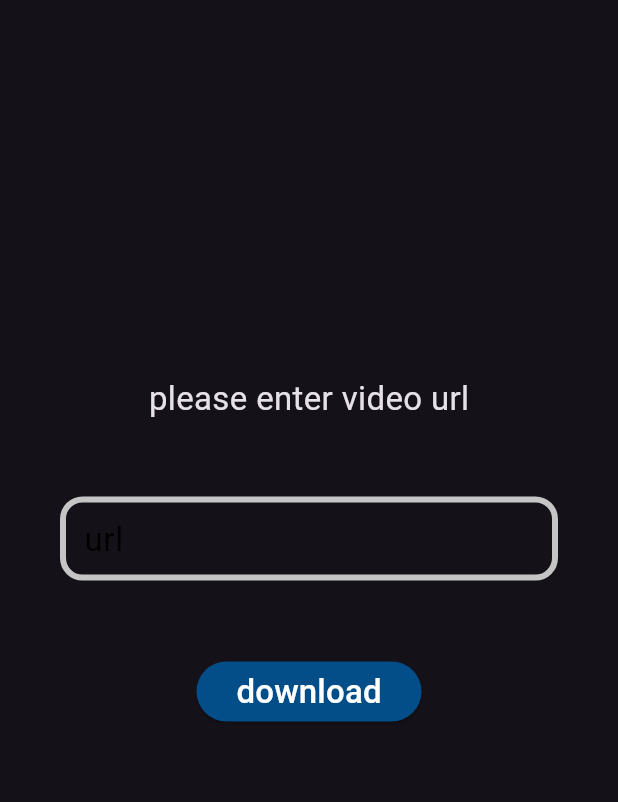
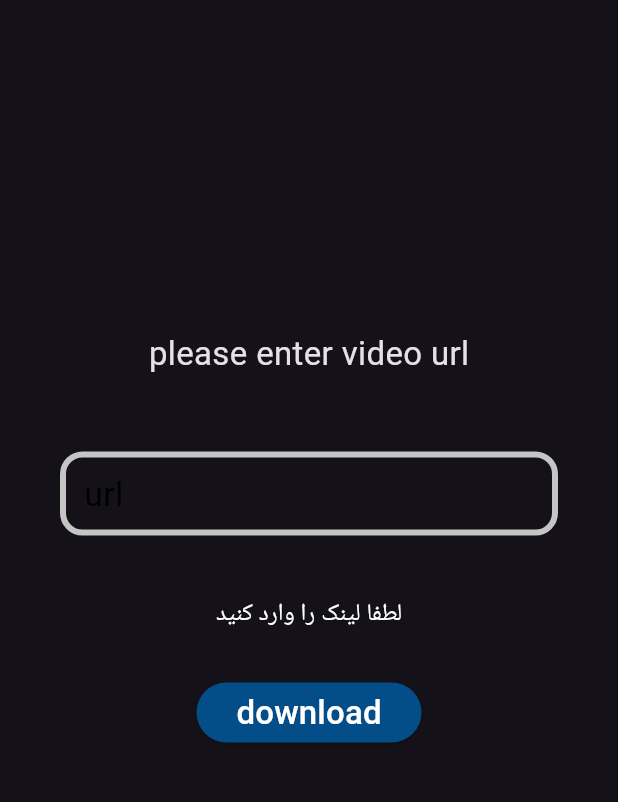
Before and after one commit to T0WHIDM/mediaFlow, a Flutter app: the screen it shows after launch, after a tap on "download", on a phone screen of 412 x 824 dp, the part 84-886 px from its top. Run offline on Flutter 3.47's test engine with Material 3 defaults, Android fonts, the phone set to English and light mode, and no system bars; our stand-ins replace device_info_plus, dio, flutter_spinkit, font_awesome_flutter, permission_handler; missing offline and left inert: youtube_explode_dart; Roboto replaces fonts that are missing (GH).

Commit message:
DownloadFromYt

```diff
--- a/lib/main.dart
+++ b/lib/main.dart
@@ -1,4 +1,5 @@
 import 'package:flutter/material.dart';
+import 'package:mediaflow/provider/download_provider.dart';
 import 'package:mediaflow/screen/loading_screen.dart';
 import 'package:mediaflow/provider/theme_provider.dart';
 import 'package:provider/provider.dart';
@@ -7,13 +8,13 @@ void main() {
   WidgetsFlutterBinding.ensureInitialized();
 
   runApp(
-    ChangeNotifierProvider(
-      create: (context) {
-        return ThemeProvider();
-      },
-      builder: (context, child) {
-        return const MyApp();
-      },
+    MultiProvider(
+      providers: [
+        ChangeNotifierProvider(create: (_) => ThemeProvider()),
+
+        ChangeNotifierProvider(create: (_) => DownloadProvider()),
+      ],
+      child: const MyApp(),
     ),
   );
 }
@@ -28,6 +29,7 @@ class MyApp extends StatelessWidget {
       theme: Provider.of<ThemeProvider>(context).themeData,
       title: 'mediaFlow',
       debugShowCheckedModeBanner: false,
+
       home: const LoadingScreen(),
     );
   }
--- /dev/null
+++ b/lib/provider/download_provider.dart
@@ -0,0 +1,111 @@
+import 'dart:io';
+import 'package:dio/dio.dart';
+import 'package:flutter/material.dart';
+import 'package:path_provider/path_provider.dart';
+import 'package:permission_handler/permission_handler.dart';
+import 'package:youtube_explode_dart/youtube_explode_dart.dart';
+import 'package:device_info_plus/device_info_plus.dart';
+
+class DownloadProvider extends ChangeNotifier {
+  bool _isDownloading = false;
+  double _progress = 0.0;
+  String _statusText = "";
+
+  //difine getter
+  bool get isDownloading => _isDownloading;
+  double get progress => _progress;
+  String get statusText => _statusText;
+
+  // downloand function
+  Future<void> downloadVideo(String url) async {
+    if (url.isEmpty) {
+      _statusText = "لطفا لینک را وارد کنید";
+      notifyListeners();
+      return;
+    }
+
+    // بررسی مجوزها
+    bool hasPermission = await _requestPermission();
+    if (hasPermission) {
+      _isDownloading = true;
+      _statusText = "در حال آنالیز ویدیو...";
+      _progress = 0.0;
+      notifyListeners();
+
+      var yt = YoutubeExplode();
+
+      try {
+        var videoId = VideoId(url.trim());
+        var video = await yt.videos.get(videoId);
+        var manifest = await yt.videos.streamsClient.getManifest(videoId);
+
+        var streamInfo = manifest.muxed.withHighestBitrate();
+
+        String savePath = await _getFilePath(video.title);
+
+        _statusText = "شروع دانلود: ${video.title}";
+        notifyListeners();
+
+        await Dio().download(
+          streamInfo.url.toString(),
+          savePath,
+          onReceiveProgress: (received, total) {
+            if (total != -1) {
+              _progress = received / total;
+              _statusText =
+                  "${(received / 1024 / 1024).toStringAsFixed(1)} MB / ${(total / 1024 / 1024).toStringAsFixed(1)} MB";
+              notifyListeners(); // آپدیت لحظه ای پروگرس بار
+            }
+          },
+        );
+
+        _statusText = "✅ دانلود کامل شد!";
+      } catch (e) {
+        _statusText = "❌ خطا: لینک اشتباه است یا مشکل اینترنت";
+      } finally {
+        yt.close();
+        _isDownloading = false;
+        notifyListeners();
+      }
+    } else {
+      _statusText = "❌ مجوز دسترسی به حافظه داده نشد";
+      notifyListeners();
+    }
+  }
+
+  Future<bool> _requestPermission() async {
+    if (Platform.isAndroid) {
+      final androidInfo = await DeviceInfoPlugin().androidInfo;
+      if (androidInfo.version.sdkInt >= 33) {
+        var videos = await Permission.videos.status;
+        if (!videos.isGranted) await Permission.videos.request();
+        return true;
+      } else {
+        var status = await Permission.storage.status;
+        if (!status.isGranted) status = await Permission.storage.request();
+        return status.isGranted;
+      }
+    }
+    return true;
+  }
+
+  Future<String> _getFilePath(String title) async {
+    String cleanTitle = title.replaceAll(RegExp(r'[\\/:*?"<>|]'), '');
+    Directory? directory;
+    if (Platform.isAndroid) {
+      directory = Directory('/storage/emulated/0/Download');
+      if (!await directory.exists()) {
+        directory = await getExternalStorageDirectory();
+      }
+    } else {
+      directory = await getApplicationDocumentsDirectory();
+    }
+    return "${directory!.path}/$cleanTitle.mp4";
+  }
+
+  void clearStatus() {
+    _statusText = "";
+    _progress = 0.0;
+    notifyListeners();
+  }
+}
--- a/lib/screen/home_screen.dart
+++ b/lib/screen/home_screen.dart
@@ -2,6 +2,7 @@ import 'package:flutter/material.dart';
 import 'package:font_awesome_flutter/font_awesome_flutter.dart';
 import 'package:mediaflow/screen/contact_us_screen.dart';
 import 'package:mediaflow/provider/theme_provider.dart';
+import 'package:mediaflow/provider/download_provider.dart'; // فایل جدید را ایمپورت کنید
 import 'package:provider/provider.dart';
 
 class HomeScreen extends StatefulWidget {
@@ -18,7 +19,6 @@ class _HomeScreenState extends State<HomeScreen> {
   @override
   void initState() {
     super.initState();
-
     negahban1.addListener(() {
       setState(() {});
     });
@@ -26,10 +26,12 @@ class _HomeScreenState extends State<HomeScreen> {
 
   @override
   Widget build(BuildContext context) {
+    // دسترسی به پروایدر دانلود
+    // listen: true یعنی اگر متغیرهای داخل پروایدر عوض شد، صفحه را دوباره بساز
+    final downloadProv = Provider.of<DownloadProvider>(context);
+
     return Scaffold(
       resizeToAvoidBottomInset: false,
-
-      //appbar
       appBar: AppBar(
         backgroundColor: const Color.fromARGB(255, 1, 88, 155),
         title: const Text(
@@ -44,7 +46,6 @@ class _HomeScreenState extends State<HomeScreen> {
         centerTitle: true,
       ),
 
-      //drawer menu
       drawer: Drawer(
         child: Center(
           child: Column(
@@ -115,7 +116,7 @@ class _HomeScreenState extends State<HomeScreen> {
       body: Center(
         child: Column(
           children: [
-            const SizedBox(height: 250),
+            const SizedBox(height: 220),
             const Text(
               'please enter video url',
               style: TextStyle(fontSize: 22, fontFamily: 'GH'),
@@ -123,13 +124,17 @@ class _HomeScreenState extends State<HomeScreen> {
             const SizedBox(height: 50),
             Padding(
               padding: const EdgeInsets.symmetric(horizontal: 40.0),
-
-              //text field
               child: TextField(
                 controller: _controller,
                 focusNode: negahban1,
                 decoration: InputDecoration(
                   labelText: 'url',
+                  suffixIcon: _controller.text.isNotEmpty
+                      ? IconButton(
+                          icon: const Icon(Icons.clear),
+                          onPressed: () => _controller.clear(),
+                        )
+                      : null,
                   labelStyle: TextStyle(
                     fontSize: 22,
                     fontFamily: 'GH',
@@ -154,16 +159,66 @@ class _HomeScreenState extends State<HomeScreen> {
                 ),
               ),
             ),
-            const SizedBox(height: 50),
+            const SizedBox(height: 30),
 
-            //button
+            // --- نمایشگر پیشرفت (از پروایدر خوانده می‌شود) ---
+            if (downloadProv.isDownloading ||
+                downloadProv.statusText.isNotEmpty)
+              Padding(
+                padding: const EdgeInsets.symmetric(horizontal: 40.0),
+                child: Column(
+                  children: [
+                    if (downloadProv.isDownloading)
+                      LinearProgressIndicator(
+                        value: downloadProv.progress > 0
+                            ? downloadProv.progress
+                            : null,
+                        backgroundColor: Colors.white,
+                        color: const Color.fromARGB(255, 1, 88, 155),
+                        minHeight: 10,
+                        borderRadius: BorderRadius.circular(5),
+                      ),
+                    const SizedBox(height: 10),
+                    Text(
+                      downloadProv.statusText,
+                      textAlign: TextAlign.center,
+                      style: TextStyle(
+                        fontFamily: 'GH',
+                        fontSize: 16,
+                        color: downloadProv.statusText.contains('❌')
+                            ? Colors.red
+                            : Colors.white,
+                      ),
+                    ),
+                  ],
+                ),
+              ),
+
+            const SizedBox(height: 30),
+
+            // --- دکمه دانلود ---
             ElevatedButton(
               style: ElevatedButton.styleFrom(
                 minimumSize: const Size(150, 40),
                 backgroundColor: const Color.fromARGB(219, 1, 88, 155),
               ),
-              onPressed: () {},
-              child: const Text(
+              onPressed: downloadProv.isDownloading
+                  ? null
+                  : () {
+                      FocusScope.of(context).unfocus(); // بستن کیبورد
+                      // فراخوانی تابع دانلود از داخل پروایدر
+                      downloadProv.downloadVideo(_controller.text);
+                    },
+              child: downloadProv.isDownloading
+                  ? const SizedBox(
+                      width: 20,
+                      height: 20,
+                      child: CircularProgressIndicator(
+                        color: Colors.white,
+                        strokeWidth: 2,
+                      ),
+                    )
+                  : const Text(
                       'download',
                       style: TextStyle(
                         fontSize: 22,
--- a/lib/screen/loading_screen.dart
+++ b/lib/screen/loading_screen.dart
@@ -22,7 +22,7 @@ class _LoadingState extends State<Loading> {
   @override
   void initState() {
     super.initState();
-    Future.delayed(const Duration(seconds: 3), () {
+    Future.delayed(const Duration(seconds: 2), () {
       Navigator.pushReplacement(
         context,
         MaterialPageRoute(
--- a/pubspec.yaml
+++ b/pubspec.yaml
@@ -21,6 +21,9 @@ dependencies:
   permission_handler: ^12.0.1
   path_provider: ^2.1.5
   url_launcher: ^6.3.2
+  youtube_explode_dart: ^3.0.5
+  device_info_plus: ^12.3.0
+  dio: ^5.9.1
 
 dev_dependencies:
   flutter_test:
```
Also changed, not shown: pubspec.lock, 4 other files. Lines whose indentation alone changed are shown as unchanged.
